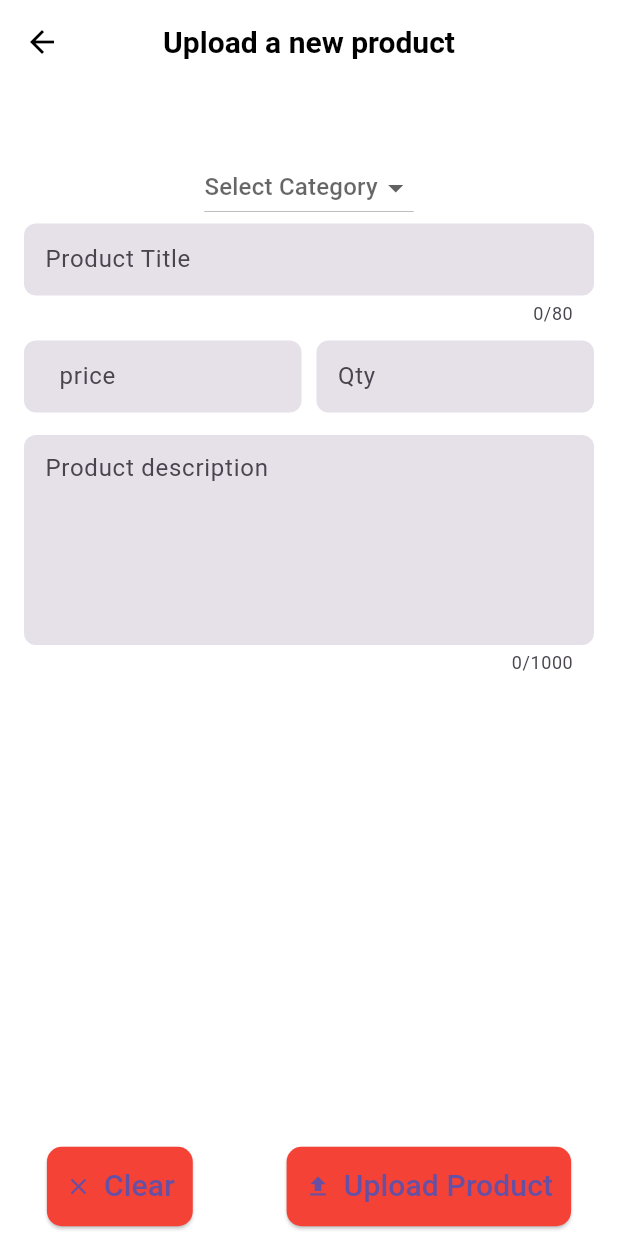
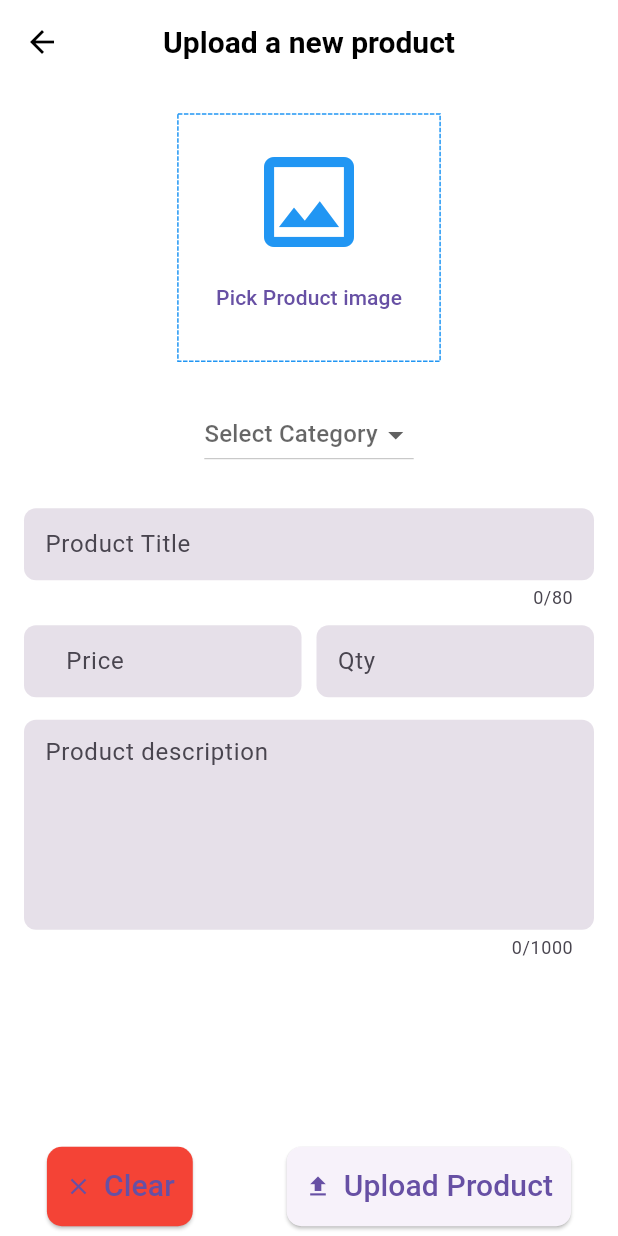
Before and after one commit to mohammadhirbawi/Admin-App, a Flutter app: the screen it shows after launch, after a tap on "Add a new product", on a phone screen of 412 x 824 dp. Run offline on Flutter 3.47's test engine with Material 3 defaults, Android fonts, the phone set to English and light mode, and no system bars; drawn by our look-alikes of dotted_border; our stand-ins replace fancy_shimmer_image, image_picker, shared_preferences, shimmer; missing offline and left inert: dynamic_height_grid_view.

Commit message:
fixing github commiting issue

```diff
--- a/lib/main.dart
+++ b/lib/main.dart
@@ -42,8 +42,8 @@ class MyApp extends StatelessWidget {
           routes: {
             OrdersScreenFree.routeName: (context) => const OrdersScreenFree(),
             SearchScreen.routeName: (context) => const SearchScreen(),
-            UploadProductScreen.routName: (context) =>
-                const UploadProductScreen(),
+            EditOrUploadProductScreen.routeName: (context) =>
+                const EditOrUploadProductScreen(),
           },
         );
       }),
--- a/lib/models/dashboard_btn_model.dart
+++ b/lib/models/dashboard_btn_model.dart
@@ -18,7 +18,7 @@ class DashBoardButtonModel {
           text: "Add a new product",
           imagePath: AssetsManager.cloud,
           onPressed: () {
-            Navigator.pushNamed(context, UploadProductScreen.routName);
+            Navigator.pushNamed(context, EditOrUploadProductScreen.routeName);
           },
         ),
         DashBoardButtonModel(
--- a/lib/screens/dashboard_screen.dart
+++ b/lib/screens/dashboard_screen.dart
@@ -3,7 +3,6 @@ import 'package:admin_app/widgets/dashboard_btn.dart';
 import 'package:admin_app/widgets/title_text.dart';
 import 'package:flutter/material.dart';
 import 'package:provider/provider.dart';
-
 import '../providers/theme_provider.dart';
 import '../services/assets_manager.dart';
 
@@ -19,7 +18,6 @@ class DashboardScreenState extends State<DashboardScreen> {
   @override
   Widget build(BuildContext context) {
     final themeProvider = Provider.of<ThemeProvider>(context);
-    final size = MediaQuery.of(context).size;
     return Scaffold(
       appBar: AppBar(
         title: const TitlesTextWidget(label: "Dashboard Screen"),
--- a/lib/screens/edit_upload_product_form.dart
+++ b/lib/screens/edit_upload_product_form.dart
@@ -1,22 +1,30 @@
+import 'dart:io';
+
 import 'package:admin_app/consts/app_constants.dart';
-import 'package:admin_app/consts/my_validators.dart';
 import 'package:admin_app/services/my_app_method.dart';
 import 'package:admin_app/widgets/subtitle_text.dart';
-import 'package:admin_app/widgets/title_text.dart';
+import 'package:dotted_border/dotted_border.dart';
 import 'package:flutter/material.dart';
 import 'package:flutter/services.dart';
 import 'package:image_picker/image_picker.dart';
 
-class UploadProductScreen extends StatefulWidget {
-  static const routName = '/EditOrUploadProductScreen';
 
-  const UploadProductScreen({super.key});
+import '../consts/my_validators.dart';
+import '../widgets/title_text.dart';
+
+class EditOrUploadProductScreen extends StatefulWidget {
+  static const routeName = '/EditOrUploadProductScreen';
+
+  const EditOrUploadProductScreen({
+    super.key,
+  });
 
   @override
-  State<UploadProductScreen> createState() => _UploadProductScreenState();
+  State<EditOrUploadProductScreen> createState() =>
+      _EditOrUploadProductScreenState();
 }
 
-class _UploadProductScreenState extends State<UploadProductScreen> {
+class _EditOrUploadProductScreenState extends State<EditOrUploadProductScreen> {
   final _formKey = GlobalKey<FormState>();
   XFile? _pickedImage;
 
@@ -58,9 +66,7 @@ class _UploadProductScreenState extends State<UploadProductScreen> {
     });
   }
 
-  //Upload Function
   Future<void> _uploadProduct() async {
-    FocusScope.of(context).unfocus();
     if (_categoryValue == null) {
       MyAppMethods.showErrorORWarningDialog(
         context: context,
@@ -70,11 +76,10 @@ class _UploadProductScreenState extends State<UploadProductScreen> {
       return;
     }
     final isValid = _formKey.currentState!.validate();
-
+    FocusScope.of(context).unfocus();
     if (isValid) {}
   }
 
-  //Edit Function
   Future<void> _editProduct() async {
     final isValid = _formKey.currentState!.validate();
     FocusScope.of(context).unfocus();
@@ -130,14 +135,16 @@ class _UploadProductScreenState extends State<UploadProductScreen> {
                   icon: const Icon(Icons.clear),
                   label: const Text(
                     "Clear",
-                      style: TextStyle(fontSize: 20),
+                    style: TextStyle(
+                      fontSize: 20,
+                    ),
                   ),
                   onPressed: () {},
                 ),
                 ElevatedButton.icon(
                   style: ElevatedButton.styleFrom(
                     padding: const EdgeInsets.all(12),
-                      backgroundColor: Colors.red,
+                    // backgroundColor: Colors.red,
                     shape: RoundedRectangleBorder(
                       borderRadius: BorderRadius.circular(
                         10,
@@ -147,7 +154,9 @@ class _UploadProductScreenState extends State<UploadProductScreen> {
                   icon: const Icon(Icons.upload),
                   label: const Text(
                     "Upload Product",
-                      style: TextStyle(fontSize: 20),
+                    style: TextStyle(
+                      fontSize: 20,
+                    ),
                   ),
                   onPressed: () {
                     _uploadProduct();
@@ -170,22 +179,84 @@ class _UploadProductScreenState extends State<UploadProductScreen> {
                 const SizedBox(
                   height: 20,
                 ),
-
-                /* Image Picker Here */
+                if (_pickedImage == null) ...[
+                  SizedBox(
+                    width: size.width * 0.4 + 10,
+                    height: size.width * 0.4,
+                    child: DottedBorder(
+                        color: Colors.blue,
+                        radius: const Radius.circular(12),
+                        child: Center(
+                          child: Column(
+                            crossAxisAlignment: CrossAxisAlignment.center,
+                            mainAxisAlignment: MainAxisAlignment.center,
+                            children: [
+                              const Icon(
+                                Icons.image_outlined,
+                                size: 80,
+                                color: Colors.blue,
+                              ),
+                              TextButton(
+                                onPressed: () {
+                                  localImagePicker();
+                                },
+                                child: const Text("Pick Product image"),
+                              ),
+                            ],
+                          ),
+                        )),
+                  ),
+                ] else ...[
+                  ClipRRect(
+                    borderRadius: BorderRadius.circular(12),
+                    child: Image.file(
+                      File(
+                        _pickedImage!.path,
+                      ),
+                      // width: size.width * 0.7,
+                      height: size.width * 0.5,
+                      alignment: Alignment.center,
+                    ),
+                  ),
+                ],
+                if (_pickedImage != null) ...[
+                  Row(
+                    mainAxisAlignment: MainAxisAlignment.center,
+                    children: [
+                      TextButton(
+                        onPressed: () {
+                          localImagePicker();
+                        },
+                        child: const Text("Pick another image"),
+                      ),
+                      TextButton(
+                        onPressed: () {
+                          removePickedImage();
+                        },
+                        child: const Text(
+                          "Remove image",
+                          style: TextStyle(color: Colors.red),
+                        ),
+                      ),
+                    ],
+                  )
+                ],
                 const SizedBox(
                   height: 25,
                 ),
-                DropdownButton(
+                DropdownButton<String>(
                   hint: const Text("Select Category"),
                   value: _categoryValue,
                   items: AppConstants.categoriesDropDownList,
-                    onChanged: (
-                      String? value,
-                    ) {
+                  onChanged: (String? value) {
                     setState(() {
                       _categoryValue = value;
                     });
-                    }),
+                  },
+                ),
+                const SizedBox(
+                  height: 25,
+                ),
                 Padding(
                   padding:
                       const EdgeInsets.symmetric(horizontal: 16, vertical: 0),
@@ -195,7 +266,7 @@ class _UploadProductScreenState extends State<UploadProductScreen> {
                       children: [
                         TextFormField(
                           controller: _titleController,
-                          key: const ValueKey("Title"),
+                          key: const ValueKey('Title'),
                           maxLength: 80,
                           minLines: 1,
                           maxLines: 2,
@@ -224,17 +295,16 @@ class _UploadProductScreenState extends State<UploadProductScreen> {
                                 keyboardType: TextInputType.number,
                                 inputFormatters: <TextInputFormatter>[
                                   FilteringTextInputFormatter.allow(
-                                    RegExp(r'(\d+)?\.\d{0,2}'),
+                                    RegExp(r'^(\d+)?\.?\d{0,2}'),
                                   ),
                                 ],
                                 decoration: const InputDecoration(
-                                  hintText: "price",
+                                    hintText: 'Price',
                                     prefix: SubtitleTextWidget(
-                                    label: "\$",
+                                      label: "\$ ",
                                       color: Colors.blue,
                                       fontSize: 16,
-                                  ),
-                                ),
+                                    )),
                                 validator: (value) {
                                   return MyValidators.uploadProdTexts(
                                     value: value,
@@ -253,24 +323,22 @@ class _UploadProductScreenState extends State<UploadProductScreen> {
                                   FilteringTextInputFormatter.digitsOnly
                                 ],
                                 controller: _quantityController,
+                                keyboardType: TextInputType.number,
                                 key: const ValueKey('Quantity'),
-                                keyboardType: TextInputType.number,
                                 decoration: const InputDecoration(
-                                  hintText: "Qty",
+                                  hintText: 'Qty',
                                 ),
                                 validator: (value) {
                                   return MyValidators.uploadProdTexts(
                                     value: value,
-                                    toBeReturnedString: "Quantity is missing",
+                                    toBeReturnedString: "Quantity is missed",
                                   );
                                 },
                               ),
                             ),
                           ],
                         ),
-                        const SizedBox(
-                          height: 15,
-                        ),
+                        const SizedBox(height: 15),
                         TextFormField(
                           key: const ValueKey('Description'),
                           controller: _descriptionController,
@@ -279,12 +347,12 @@ class _UploadProductScreenState extends State<UploadProductScreen> {
                           maxLength: 1000,
                           textCapitalization: TextCapitalization.sentences,
                           decoration: const InputDecoration(
-                            hintText: "Product description",
+                            hintText: 'Product description',
                           ),
                           validator: (value) {
                             return MyValidators.uploadProdTexts(
                               value: value,
-                              toBeReturnedString: "Description is missing",
+                              toBeReturnedString: "Description is missed",
                             );
                           },
                           onTap: () {},
@@ -298,7 +366,9 @@ class _UploadProductScreenState extends State<UploadProductScreen> {
                 )
               ],
             ),
-          ))),
+          ),
+        ),
+      ),
     );
   }
 }
--- a/lib/screens/search_screen.dart
+++ b/lib/screens/search_screen.dart
@@ -2,7 +2,6 @@ import 'package:flutter/material.dart';
 import 'package:provider/provider.dart';
 import '../models/product_model.dart';
 import '../providers/product_provider.dart';
-import '../services/assets_manager.dart';
 import 'package:dynamic_height_grid_view/dynamic_height_grid_view.dart';
 
 import '../widgets/product_widget.dart';
--- a/lib/widgets/dashboard_btn.dart
+++ b/lib/widgets/dashboard_btn.dart
@@ -1,4 +1,3 @@
-import 'package:admin_app/services/assets_manager.dart';
 import 'package:admin_app/widgets/subtitle_text.dart';
 import 'package:flutter/material.dart';
 
```
Lines whose indentation alone changed are shown as unchanged.
